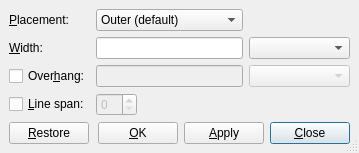
This is src/frontends/qt4/ui/WrapUi.ui in cburschka/lyx as Qt 5 draws it before an edit. The edited form follows.
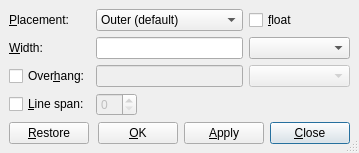
This is the edited form. Custom widgets are drawn as their Qt base class.

Commit message: fileformat incremented to 317: support for floating placement settings for wrap floats

The edit to the form file:
```diff
--- a/src/frontends/qt4/ui/WrapUi.ui
+++ b/src/frontends/qt4/ui/WrapUi.ui
@@ -19,7 +19,19 @@
    <property name="margin" >
     <number>9</number>
    </property>
-   <property name="spacing" >
+   <property name="topMargin" >
+    <number>9</number>
+   </property>
+   <property name="rightMargin" >
+    <number>9</number>
+   </property>
+   <property name="bottomMargin" >
+    <number>9</number>
+   </property>
+   <property name="horizontalSpacing" >
+    <number>6</number>
+   </property>
+   <property name="verticalSpacing" >
     <number>6</number>
    </property>
    <item row="3" column="2" >
@@ -274,6 +286,16 @@
      </property>
     </widget>
    </item>
+   <item row="0" column="3" >
+    <widget class="QCheckBox" name="floatCB" >
+     <property name="toolTip" >
+      <string>by checking this the placement can float</string>
+     </property>
+     <property name="text" >
+      <string>&amp;float</string>
+     </property>
+    </widget>
+   </item>
   </layout>
  </widget>
  <customwidgets>
```
Left out of the diff: 42 changed lines with no effect on the pictures. The commit also changes 5 other files.
